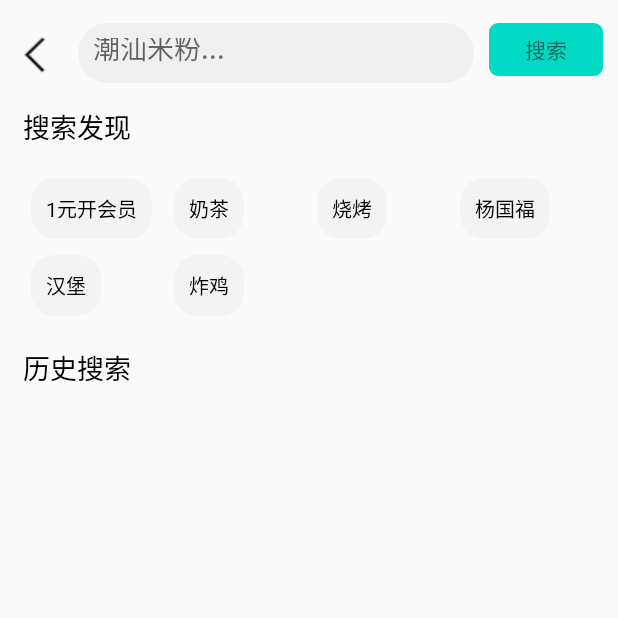
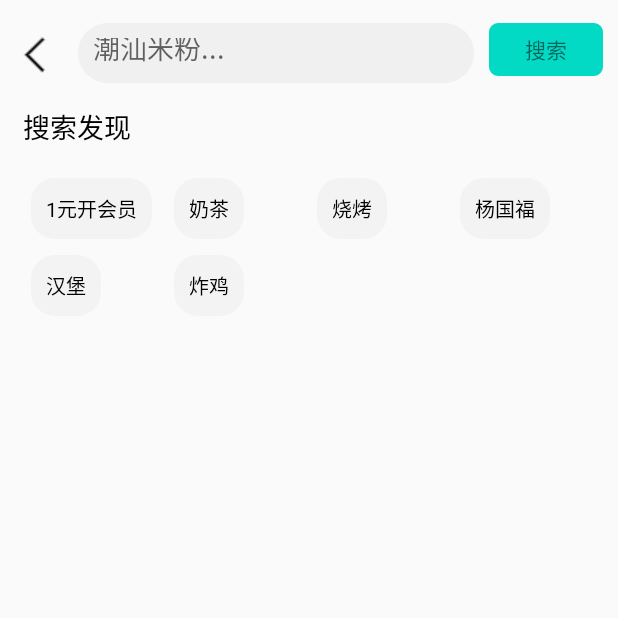
Before and after one commit to JasonO11111/WhatToEatToday, an Android app: the SearchActivity screen opened directly, with no data from a screen before it, on a phone screen of 412 x 824 dp, the top half of it. Run offline under Robolectric (Android 15) with nearby library versions, the phone set to English and light mode, and no system bars.

Commit message:
提交搜索历史记录

```diff
--- a/app/src/main/java/com/zoulongsheng/whattoeattoday/module/search/SearchActivity.java
+++ b/app/src/main/java/com/zoulongsheng/whattoeattoday/module/search/SearchActivity.java
@@ -22,7 +22,6 @@ import android.widget.ImageView;
 import android.widget.LinearLayout;
 import android.widget.ProgressBar;
 import android.widget.TextView;
-
 import com.zoulongsheng.whattoeattoday.adapter.HistoryAdapter;
 import com.zoulongsheng.whattoeattoday.adapter.HotAdapter;
 import com.zoulongsheng.whattoeattoday.beans.History;
@@ -55,6 +54,9 @@ public class SearchActivity extends AppCompatActivity implements View.OnClickLis
     private List<History> historyList = new ArrayList<>();
     private LinearLayout hot_history_linearlayout;
     HistoryDatabaseController historyDatabaseController;
+    private ImageView trash_can_btn;
+    HistoryAdapter historyAdapter;
+    private TextView history_text;
 
     ArrayList<Restaurant> restaurants = new ArrayList<Restaurant>();
     private Handler handler = new Handler(){
@@ -85,6 +87,7 @@ public class SearchActivity extends AppCompatActivity implements View.OnClickLis
         setContentView(R.layout.activity_search);
         init();
         initRecycle();
+        judgeCash();
     }
 
     private void init(){
@@ -97,6 +100,8 @@ public class SearchActivity extends AppCompatActivity implements View.OnClickLis
         hotRecycle = findViewById(R.id.hot_recycle);
         historyRecycle = findViewById(R.id.history_recycle);
         hot_history_linearlayout = findViewById(R.id.hot_history_linearlayout);
+        trash_can_btn = findViewById(R.id.trash_can_btn);
+        history_text = findViewById(R.id.history_text);
         historyDatabaseController = new HistoryDatabaseController(this);
         searchEdit.setFocusable(true);
         searchEdit.setFocusableInTouchMode(true);
@@ -105,6 +110,7 @@ public class SearchActivity extends AppCompatActivity implements View.OnClickLis
         backImg.setOnClickListener(this);
         searchEdit.addTextChangedListener(this);
         search_btn.setOnClickListener(this);
+        trash_can_btn.setOnClickListener(this);
     }
 
     private void initRecycle(){
@@ -141,8 +147,26 @@ public class SearchActivity extends AppCompatActivity implements View.OnClickLis
         hotRecycle.setAdapter(hotAdapter);
         StaggeredGridLayoutManager layoutManagerHistory = new StaggeredGridLayoutManager(5,StaggeredGridLayoutManager.VERTICAL);
         historyRecycle.setLayoutManager(layoutManagerHistory);
-        HistoryAdapter historyAdapter = new HistoryAdapter(historyList);
+        historyAdapter = new HistoryAdapter(historyList);
         historyRecycle.setAdapter(historyAdapter);
+    }
+
+    public void judgeCash(){
+        if(historyList.size() == 0){
+            trash_can_btn.setVisibility(View.GONE);
+            history_text.setVisibility(View.GONE);
+        }else{
+            trash_can_btn.setVisibility(View.VISIBLE);
+            history_text.setVisibility(View.VISIBLE);
+        }
+    }
+
+    public void clearHistory(){
+        historyDatabaseController.delData();
+        historyList.clear();
+        historyAdapter.notifyDataSetChanged();
+        trash_can_btn.setVisibility(View.GONE);
+        history_text.setVisibility(View.GONE);
     }
 
     @Override
@@ -155,6 +179,9 @@ public class SearchActivity extends AppCompatActivity implements View.OnClickLis
                 break;
             case R.id.search_btn:
                 search();
+                break;
+            case R.id.trash_can_btn:
+                clearHistory();
                 break;
         }
     }
--- a/app/src/main/java/com/zoulongsheng/whattoeattoday/tools/dbcontroller/HistoryDatabaseController.java
+++ b/app/src/main/java/com/zoulongsheng/whattoeattoday/tools/dbcontroller/HistoryDatabaseController.java
@@ -45,7 +45,7 @@ public class HistoryDatabaseController {
      * 删除数据
      */
     public void delData(){
-        db.delete("History","name != ",new String[]{null});
+        db.delete("History","name != ?",new String[]{"null"});
     }
 
     /**
--- a/app/src/main/res/layout/activity_search.xml
+++ b/app/src/main/res/layout/activity_search.xml
@@ -79,14 +79,32 @@
             android:layout_marginTop="15dp"
             />
 
-        <TextView
+        <LinearLayout
             android:layout_width="match_parent"
             android:layout_height="wrap_content"
-            android:text="历史搜索"
-            android:textSize="18sp"
-            android:textColor="#000000"
+            android:orientation="horizontal"
             android:layout_marginTop="15dp"
-            />
+            >
+
+            <TextView
+                android:id="@+id/history_text"
+                android:layout_width="0dp"
+                android:layout_weight="1"
+                android:layout_height="wrap_content"
+                android:text="历史搜索"
+                android:textSize="18sp"
+                android:textColor="#000000"
+                />
+
+            <ImageView
+                android:id="@+id/trash_can_btn"
+                android:layout_width="25dp"
+                android:layout_height="25dp"
+                android:src="@drawable/trash_can"
+                android:visibility="gone"
+                />
+
+        </LinearLayout>
 
         <androidx.recyclerview.widget.RecyclerView
             android:id="@+id/history_recycle"
```
Also changed, not shown: app/src/main/res/drawable/trash_can.png (added).
